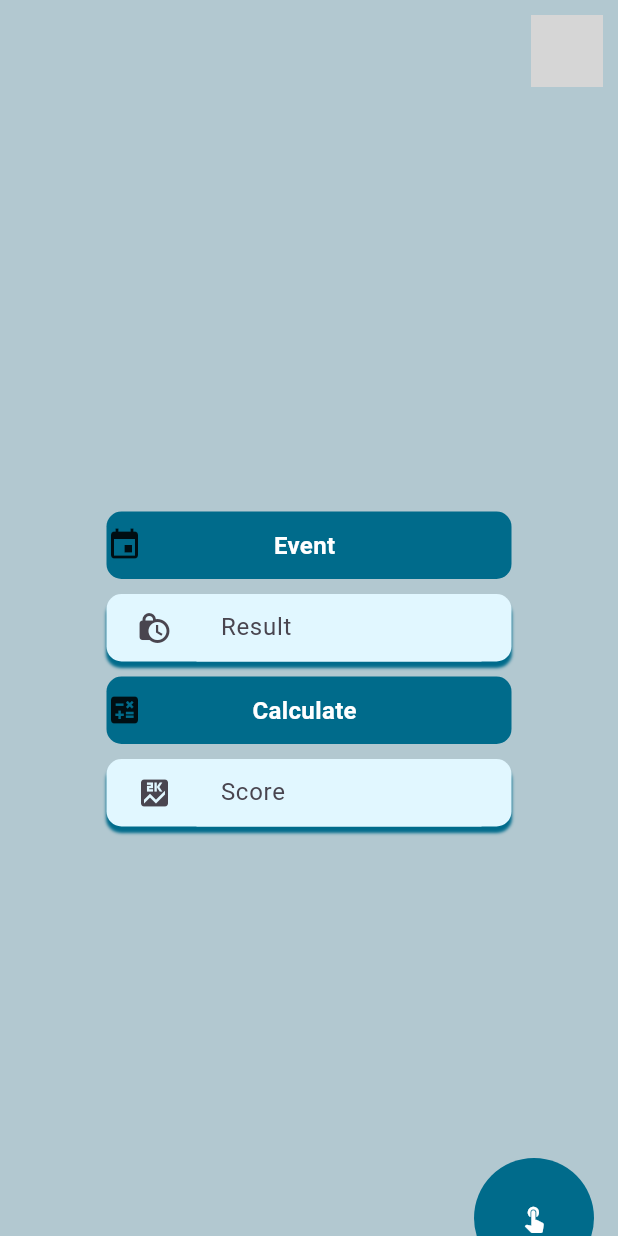
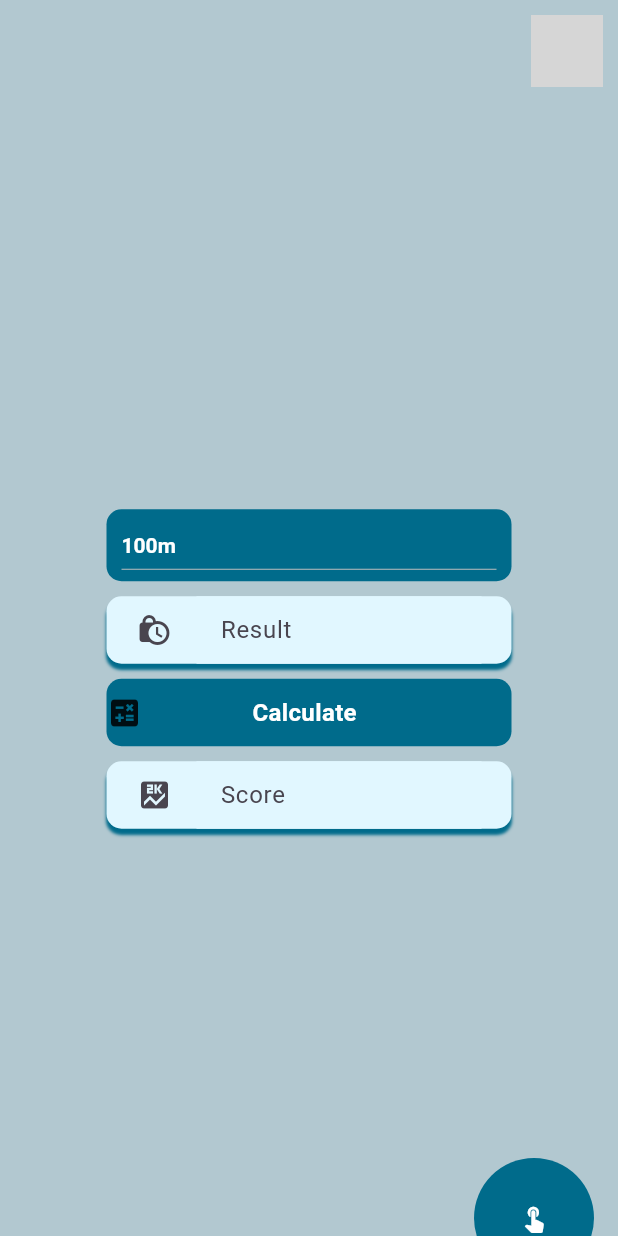
Before and after one commit to MohamaddMortada/AI-Front-End, a Flutter app: the Calculate screen opened by its route, on a phone screen of 412 x 824 dp. Run offline on Flutter 3.47's test engine with Material 3 defaults, Android fonts, the phone set to English and light mode, and no system bars; our stand-ins replace flutter_secure_storage, get, image_picker; accounts and stored records are empty; network calls fail; grey boxes are pictures that could not be loaded.

Commit message:
Adding Events in calculate

```diff
--- a/lib/controllers/register_controller.dart
+++ b/lib/controllers/register_controller.dart
@@ -42,6 +42,8 @@ class RegisterController {
         ScaffoldMessenger.of(context).showSnackBar(
           SnackBar(content: Text("Registration successful! Welcome, ${data['name']}")),
         );
+
+
         Get.toNamed('/main');
       } else {
         final error = jsonDecode(response.body);
--- a/lib/pages/calculate.dart
+++ b/lib/pages/calculate.dart
@@ -4,39 +4,99 @@ import 'package:front_end/widgets/button_secondary.dart';
 import 'package:front_end/widgets/input.dart';
 import 'package:front_end/widgets/profile_bar.dart';
 
-class Calculate extends StatelessWidget {
+class Calculate extends StatefulWidget {
+  @override
+  _CalculateState createState() => _CalculateState();
+}
 
+class _CalculateState extends State<Calculate> {
   final TextEditingController resultController = TextEditingController();
   final TextEditingController scoreController = TextEditingController();
+
+  final List<String> events = [
+    '100m', '200m', '400m', '110mh', '400mh', '800m', '1000m', '1500m',
+    '3000m', '3000m st', '5000m', '10000m', '21.1k', '42.2k'
+  ];
+
+  String _selectedEvent = '100m';
 
   @override
   Widget build(BuildContext context) {
     return Scaffold(
-        body: Stack(children: [
+      body: Stack(
+        children: [
           Center(
-          child: Column(mainAxisAlignment: MainAxisAlignment.center, children: [
-        ProfileBar(),
-        Spacer(),
-        ButtonSecondary(text: 'Event', icon: Icon(Icons.event)),
-        SizedBox(
+            child: Column(
+              mainAxisAlignment: MainAxisAlignment.center,
+              children: [
+                const ProfileBar(),
+                const Spacer(),
+
+                Container(
+                  alignment: Alignment.center,
+                  width: 270,
+                  padding: const EdgeInsets.symmetric(horizontal: 10),
+                  decoration: BoxDecoration(
+                    color: Theme.of(context).primaryColor,
+                    borderRadius: BorderRadius.circular(10),
+                  ),
+                  child: DropdownButton<String>(
+                    isExpanded: true,
+                    borderRadius: BorderRadius.circular(10),
+                    iconEnabledColor: Theme.of(context).primaryColor,
+                    dropdownColor: Theme.of(context).primaryColor,
+                    style: const TextStyle(
+                        color: Colors.white, fontWeight: FontWeight.bold),
+                    value: _selectedEvent,
+                    items: events.map((String event) {
+                      return DropdownMenuItem<String>(
+                        value: event,
+                        child: Text(event),
+                      );
+                    }).toList(),
+                    onChanged: (String? newValue) {
+                      setState(() {
+                        _selectedEvent = newValue!;
+                      });
+                    },
+                  ),
+                ),
+
+                const SizedBox(
                   height: 10,
                 ),
+
                 Input(
                   text: 'Result',
-            icon: Icon(Icons.lock_clock),
+                  icon: const Icon(Icons.lock_clock),
                   height: 45,
-            maxLines: 1, controller: resultController,),
-        SizedBox(
+                  maxLines: 1,
+                  controller: resultController,
+                ),
+                const SizedBox(
                   height: 10,
                 ),
-        ButtonSecondary(text: 'Calculate', icon: Icon(Icons.calculate)),
-        SizedBox(
+
+                const ButtonSecondary(
+                    text: 'Calculate', icon: Icon(Icons.calculate)),
+                const SizedBox(
                   height: 10,
                 ),
-        Input(text: 'Score', icon: Icon(Icons.score), height: 45, maxLines: 1, controller: scoreController,),
-        Spacer(),
-      ])),
+
+                Input(
+                  text: 'Score',
+                  icon: const Icon(Icons.score),
+                  height: 45,
+                  maxLines: 1,
+                  controller: scoreController,
+                ),
+                const Spacer(),
+              ],
+            ),
+          ),
           AssistiveBall()
-    ]));
+        ],
+      ),
+    );
   }
 }
--- a/lib/pages/detect.dart
+++ b/lib/pages/detect.dart
@@ -1,12 +1,12 @@
 import 'dart:convert';
 import 'dart:io';
+import 'package:front_end/widgets/assistive_ball.dart';
 import 'package:front_end/widgets/gradient_line.dart';
 import 'package:front_end/widgets/upload.dart';
 import 'package:http/http.dart' as http;
 import 'package:flutter/material.dart';
 import 'package:image_picker/image_picker.dart';
 import 'package:front_end/widgets/profile_bar.dart';
-import 'package:front_end/widgets/assistive_ball.dart';
 import 'package:front_end/widgets/button.dart';
 
 class Detect extends StatefulWidget {
@@ -180,7 +180,7 @@ class _DetectState extends State<Detect> {
               ],
             ),
           ),
-          AssistiveBall(),
+        AssistiveBall(),
         ],
       ),
     );
```
Lines whose indentation alone changed are shown as unchanged.
